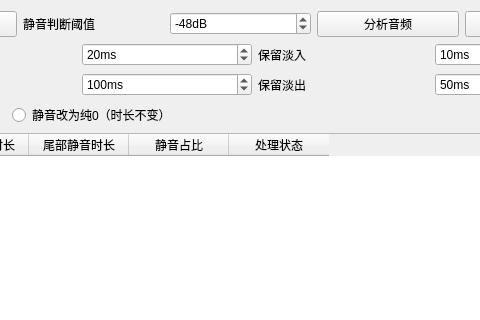
Old version of the form ui/AudioSilenceTrimmer.ui in the repository victor647/WAAPI_Tools; both pictures show x 283 to 763 and y 0 to 320 of the 900 by 480 pixel window.
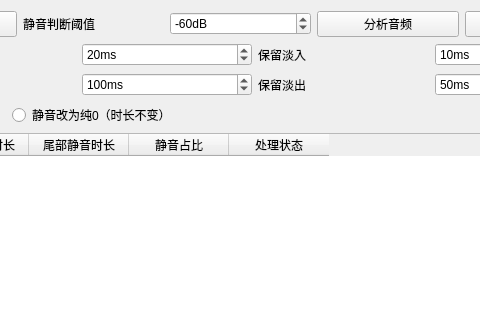
New version of the form.

The edit to the form file:
```diff
--- a/ui/AudioSilenceTrimmer.ui
+++ b/ui/AudioSilenceTrimmer.ui
@@ -49,7 +49,7 @@
         <number>0</number>
        </property>
        <property name="value">
-        <number>-48</number>
+        <number>-60</number>
        </property>
       </widget>
      </item>
```
